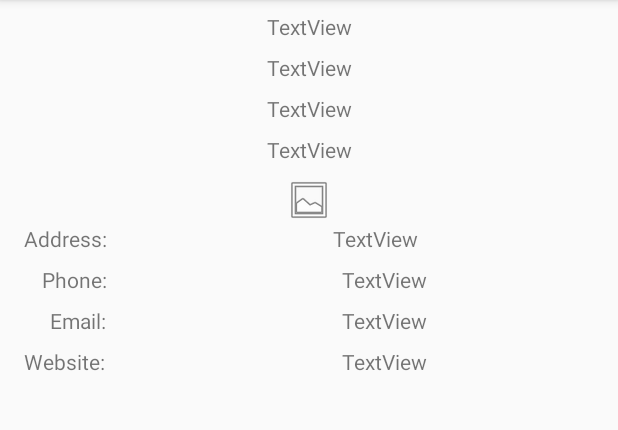
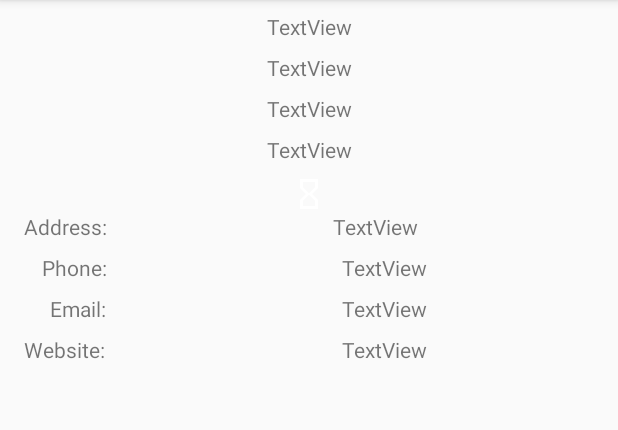
Before and after one commit to annalbenson/KnowYourGovernment, an Android app: the OfficialActivity screen opened directly, with no data from a screen before it, on a phone screen of 412 x 824 dp, the part 84-514 px from its top. Run offline under Robolectric (Android 15) with nearby library versions, the phone set to English and light mode, and no system bars; 9 statements that could not run were skipped.

Commit message:
More images

```diff
--- a/app/build.gradle
+++ b/app/build.gradle
@@ -27,4 +27,5 @@ dependencies {
     androidTestImplementation 'com.android.support.test.espresso:espresso-core:3.0.1'
     implementation 'com.android.support:recyclerview-v7:26.1.0'
     implementation 'com.android.support:cardview-v7:26.1.0'
+    compile 'com.squareup.picasso:picasso:2.5.2'
 }
--- a/app/src/main/java/com/annabenson/knowyourgovernment/OfficialActivity.java
+++ b/app/src/main/java/com/annabenson/knowyourgovernment/OfficialActivity.java
@@ -83,10 +83,21 @@ public class OfficialActivity extends AppCompatActivity {
             }
         }
 
+        imageView.setImageResource(R.drawable.ic_hourglass_empty_white_24dp);
+
         if ( official.getPhotoUrl().equals(NO_DATA)) { /*imageView.setImage to generic*/}
         else{
 
         }
+
+
+        /* loading image
+        1) not async, in example done in MainActivity
+
+
+
+        */
+
 
 
         //loadImage();
```
Also changed, not shown: app/src/main/res/drawable-hdpi/ic_hourglass_empty_white_24dp.png (added), app/src/main/res/drawable-mdpi/ic_hourglass_empty_white_24dp.png (added), app/src/main/res/drawable-xhdpi/ic_hourglass_empty_white_24dp.png (added), app/src/main/res/drawable-xxhdpi/ic_hourglass_empty_white_24dp.png (added), app/src/main/res/drawable-xxxhdpi/ic_hourglass_empty_white_24dp.png (added), app/src/main/res/drawable/placeholder.png (added).
